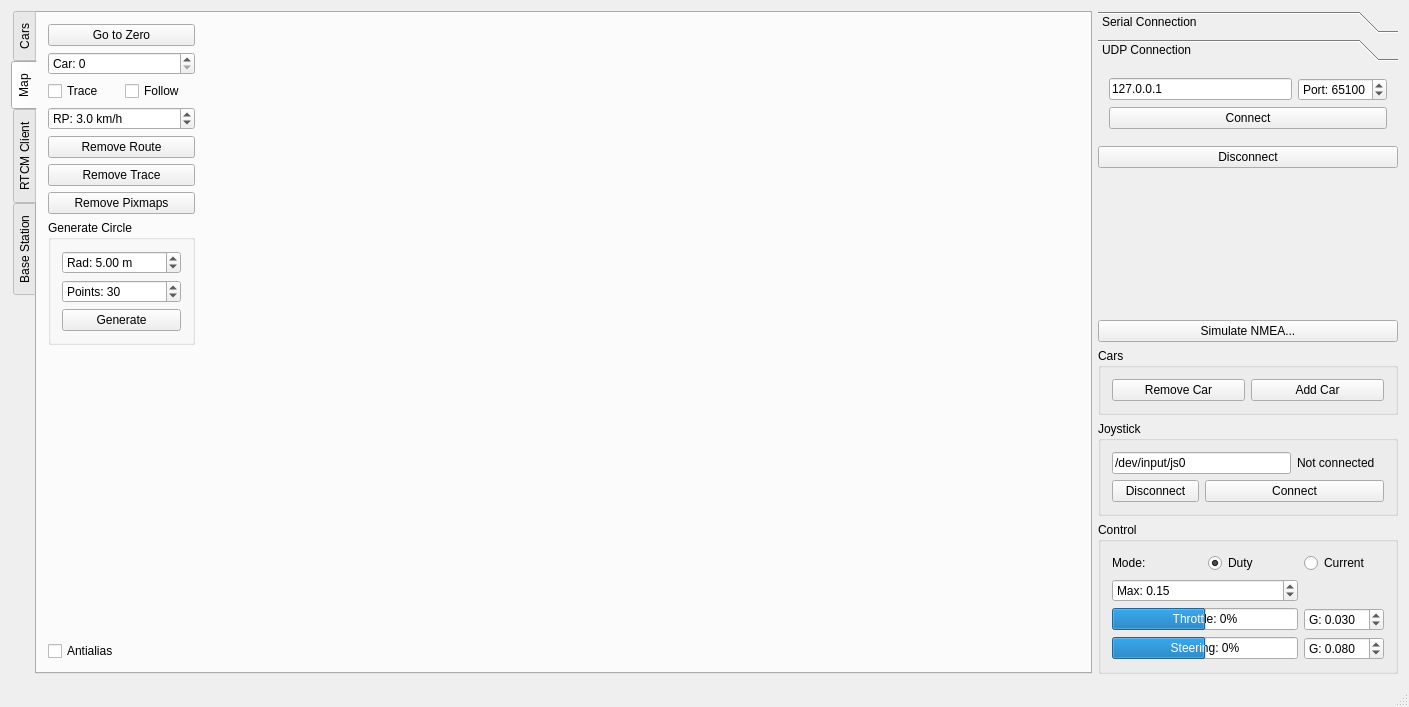
Above: Linux/RC_Car_Tool/mainwindow.ui from vedderb/rise_sdvp before the change. Below: the same form after it.
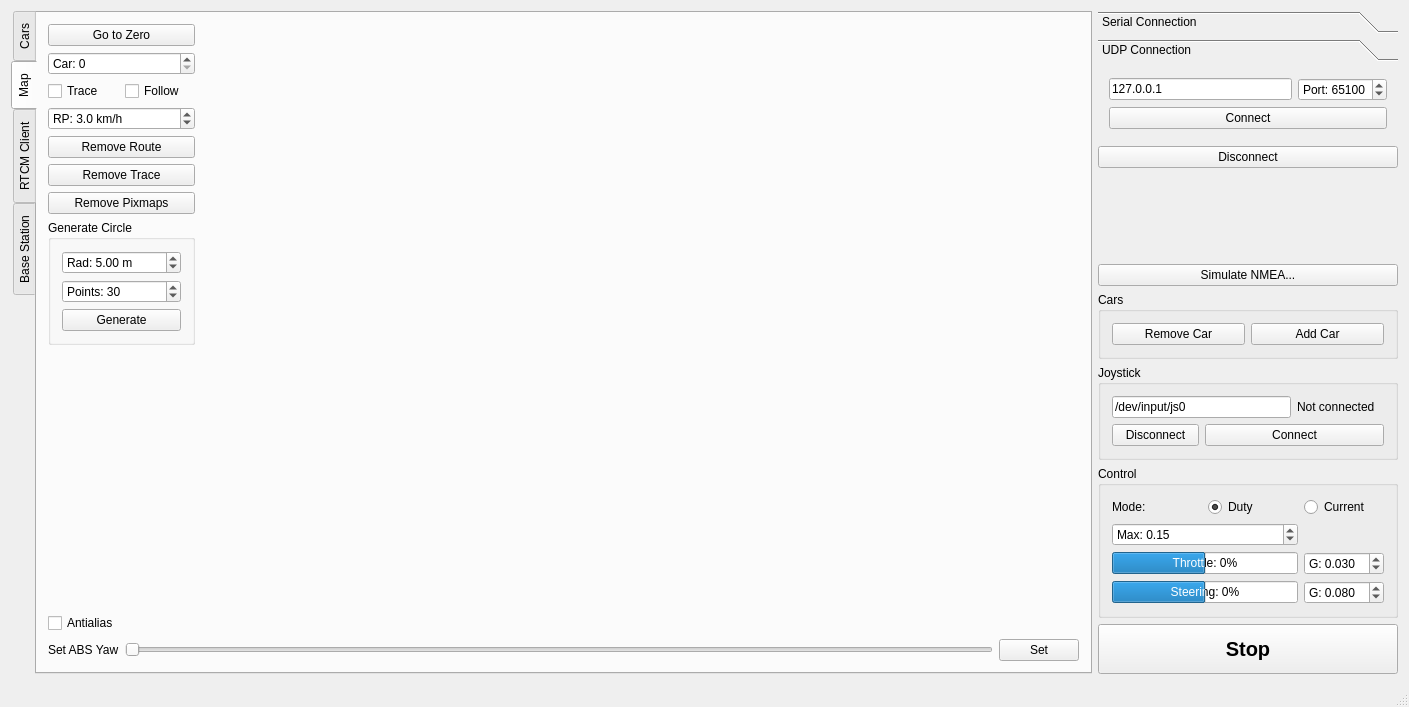
That is the form after the change. The open tabs and pages were chosen to show the change. Custom widgets are drawn as their Qt base class.

Commit message: GPS updates, stop button, untested gps yaw correction

The edit to the form file:
```diff
--- a/Linux/RC_Car_Tool/mainwindow.ui
+++ b/Linux/RC_Car_Tool/mainwindow.ui
@@ -44,7 +44,9 @@
        <attribute name="title">
         <string>Map</string>
        </attribute>
-       <layout class="QHBoxLayout" name="horizontalLayout_4">
+       <layout class="QVBoxLayout" name="verticalLayout_7">
+        <item>
+         <layout class="QHBoxLayout" name="horizontalLayout_3">
         <item>
          <layout class="QVBoxLayout" name="verticalLayout_2">
           <item>
@@ -203,6 +205,39 @@
          </widget>
         </item>
        </layout>
+        </item>
+        <item>
+         <layout class="QHBoxLayout" name="horizontalLayout_4">
+          <item>
+           <widget class="QLabel" name="label_2">
+            <property name="text">
+             <string>Set ABS Yaw</string>
+            </property>
+           </widget>
+          </item>
+          <item>
+           <widget class="QSlider" name="mapAbsYawSlider">
+            <property name="maximum">
+             <number>360</number>
+            </property>
+            <property name="orientation">
+             <enum>Qt::Horizontal</enum>
+            </property>
+            <property name="tickPosition">
+             <enum>QSlider::NoTicks</enum>
+            </property>
+           </widget>
+          </item>
+          <item>
+           <widget class="QPushButton" name="mapSetAbsYawButton">
+            <property name="text">
+             <string>Set</string>
+            </property>
+           </widget>
+          </item>
+         </layout>
+        </item>
+       </layout>
       </widget>
       <widget class="QWidget" name="tab_3">
        <attribute name="title">
@@ -545,6 +580,26 @@
         </layout>
        </widget>
       </item>
+      <item>
+       <widget class="QPushButton" name="stopButton">
+        <property name="minimumSize">
+         <size>
+          <width>0</width>
+          <height>50</height>
+         </size>
+        </property>
+        <property name="font">
+         <font>
+          <pointsize>15</pointsize>
+          <weight>75</weight>
+          <bold>true</bold>
+         </font>
+        </property>
+        <property name="text">
+         <string>Stop</string>
+        </property>
+       </widget>
+      </item>
      </layout>
     </item>
    </layout>
```
Left out of the diff: 8 changed lines with no effect on the pictures. Lines whose indentation alone changed are shown as unchanged. The commit also changes 23 other files.
